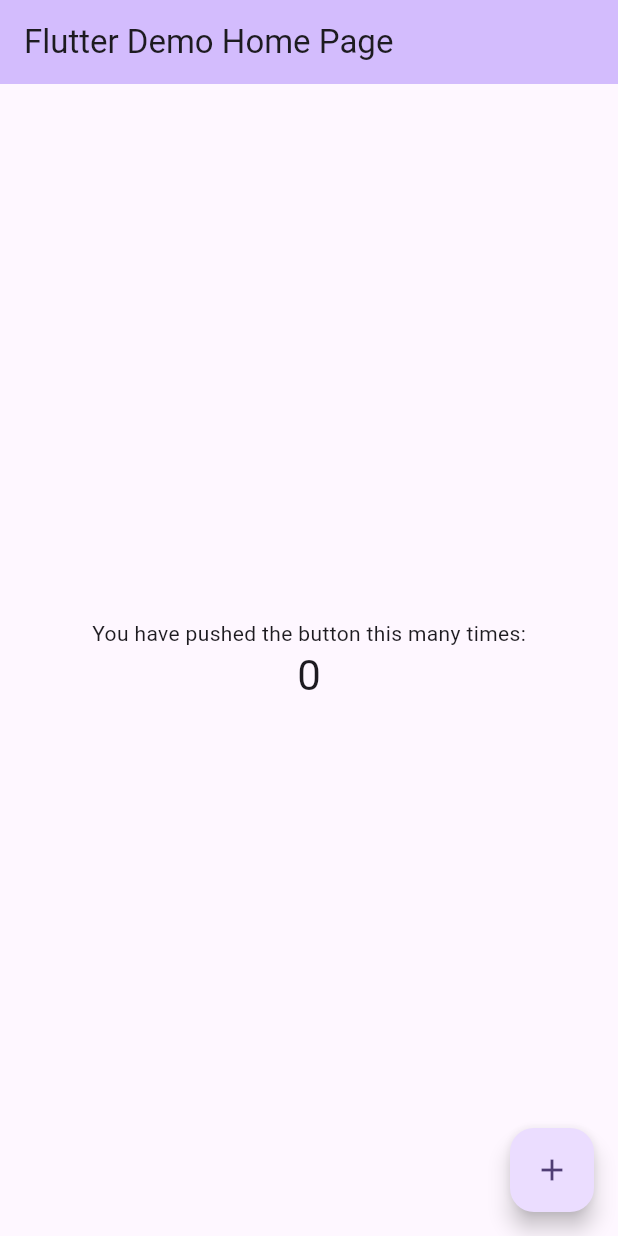
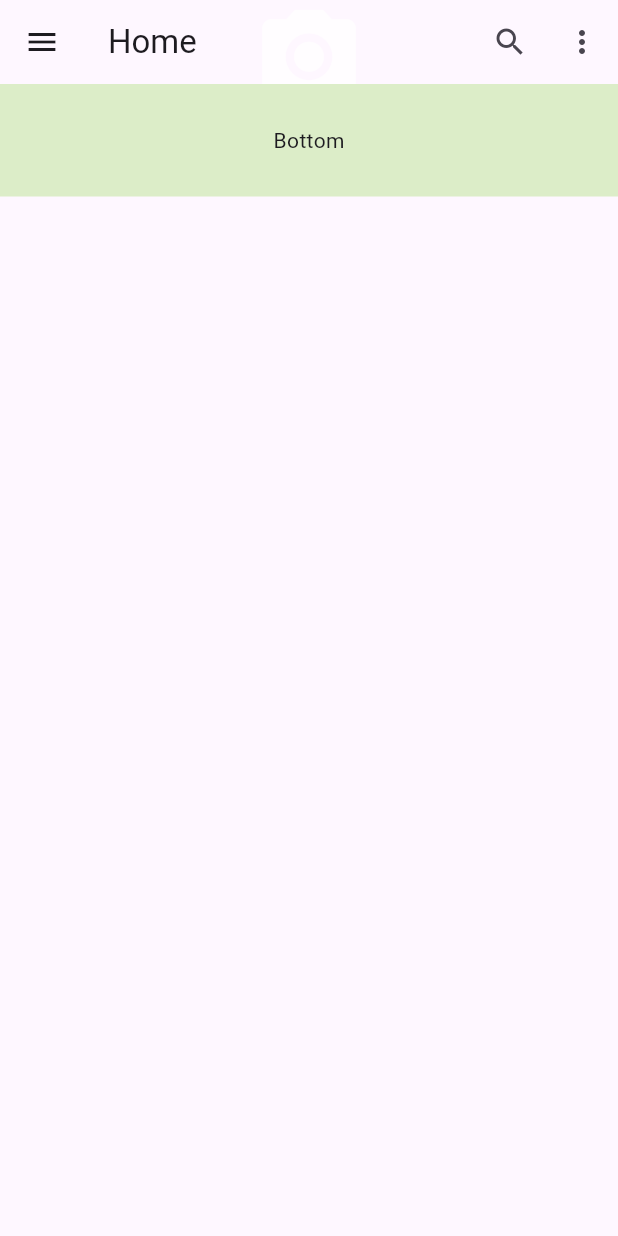
Before and after one commit to mfahidj/flutters, a Flutter app: the screen it shows after launch, on a phone screen of 412 x 824 dp. Run offline on Flutter 3.47's test engine with Material 3 defaults, Android fonts, the phone set to English and light mode, and no system bars; our stand-ins replace bot_toast, fluttertoast.

```diff
--- a/lib/main.dart
+++ b/lib/main.dart
@@ -1,5 +1,9 @@
 import 'package:flutter/material.dart';
-
+import 'package:fluttertoast/fluttertoast.dart';
+import 'package:bot_toast/bot_toast.dart';
+/*
+https://github.com/MMMzq/bot_toast/tree/master
+*/
 void main() {
   runApp(const MyApp());
 }
@@ -11,59 +15,83 @@ class MyApp extends StatelessWidget {
   @override
   Widget build(BuildContext context) {
     return MaterialApp(
-      title: 'Flutter ',
+      builder: BotToastInit(),
+      navigatorObservers: [BotToastNavigatorObserver()], //2. registered route observer=
+      debugShowCheckedModeBanner: false,
+      title: 'Flutter Demo',
       theme: ThemeData(
-        colorScheme: ColorScheme.fromSeed(seedColor: Colors.deepPurple),
-        useMaterial3: true,
+        primarySwatch: Colors.lightGreen ,
       ),
-      home: const MyHomePage(title: 'Flutter Demo Home Page'),
+      home:  MyHomePage(),
     );
   }
 }
+class MyHomePage extends StatefulWidget
+{
+  @override
+  State<StatefulWidget> createState() {
+    return MyHomeState();
+  }
+}
+class MyHomeState extends State<MyHomePage>{
+  @override
+  Widget build(BuildContext context) {
+    return  Scaffold(
+      appBar: AppBar(
+        leading: IconButton(
+          icon: const Icon(Icons.menu),
+          onPressed: () {
+          BotToast.showText(text: "this is toast example...");
+          BotToast.showSimpleNotification(title: "init");
+          //BotToast.showLoading(); //popup a loading toast
+          BotToast.showAttachedWidget(
+              attachedBuilder: (_) => Card(
+                child: Padding(
+                  padding: const EdgeInsets.all(8.0),
+                  child: Icon(
+                    Icons.favorite,
+                    color: Colors.redAccent,
+                  ),
+                ),
+              ),
+              duration: Duration(seconds: 2),
+              target: Offset(520, 520));
 
-class MyHomePage extends StatefulWidget {
-  const MyHomePage({super.key, required this.title});
-  final String title;
+          //ScaffoldMessenger.of(context).showSnackBar(SnackBar(content: const Text('snack')));            print(" print command...................");
+          }
+        ),
+        title: const Text("Home"),
+        actions: <Widget>[
+          IconButton(
+            icon: const Icon(Icons.search),
+            onPressed: () {},
+          ),
+          IconButton(
+            icon: const Icon(Icons.more_vert),
+            onPressed: () {},
+          ),
+        ],
+        flexibleSpace: const SafeArea(
+          child: Icon(
+            Icons.photo_camera,
+            size: 75.0,
+            color: Colors.white70,
+          ),
+        ),
+        bottom: PreferredSize(
+          child: Container(
+            color: Colors.lightGreen.shade100,
+            height: 75.0,
+            width: double.infinity,
+            child: Center(
+              child: Text('Bottom'),
+            ),
+          ),
+          preferredSize: Size.fromHeight(75.0),
+        ),
+      ),
 
-  @override
-  State<MyHomePage> createState() => _MyHomePageState();
-}
-
-class _MyHomePageState extends State<MyHomePage> {
-  int _counter = 0;
-
-  void _incrementCounter() {
-    setState(() {
-      _counter++;
-    });
+    );
   }
 
-  @override
-  Widget build(BuildContext context) {
-    return Scaffold(
-      appBar: AppBar(
-        backgroundColor: Theme.of(context).colorScheme.inversePrimary,
-        title: Text(widget.title),
-      ),
-      body: Center(
-        child: Column(
-          mainAxisAlignment: MainAxisAlignment.center,
-          children: <Widget>[
-            const Text(
-              'You have pushed the button this many times:',
-            ),
-            Text(
-              '$_counter',
-              style: Theme.of(context).textTheme.headlineMedium,
-            ),
-          ],
-        ),
-      ),
-      floatingActionButton: FloatingActionButton(
-        onPressed: _incrementCounter,
-        tooltip: 'Increment',
-        child: const Icon(Icons.add),
-      ), // This trailing comma makes auto-formatting nicer for build methods.
-    );
-  }
 }
--- a/pubspec.yaml
+++ b/pubspec.yaml
@@ -30,6 +30,11 @@ environment:
 dependencies:
   flutter:
     sdk: flutter
+  # add this line to your dependencies
+  fluttertoast: ^8.2.6
+  bot_toast: ^4.1.0 #null safety
+
+
 
 
   # The following adds the Cupertino Icons font to your application.
```
Also changed, not shown: pubspec.lock.
